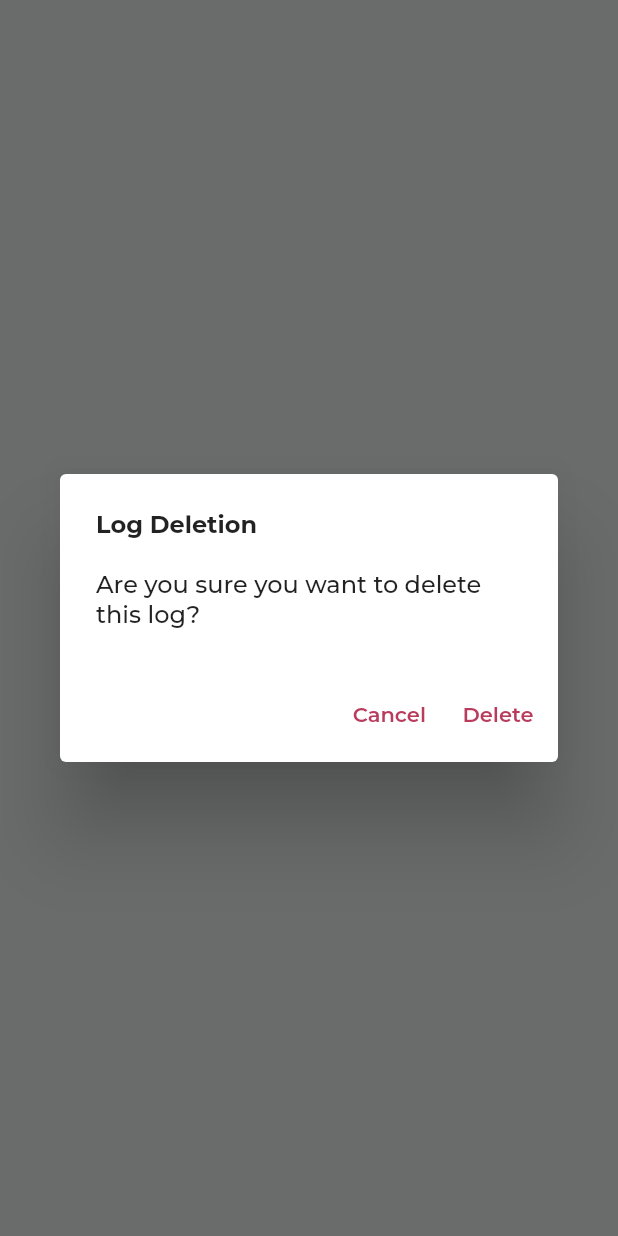
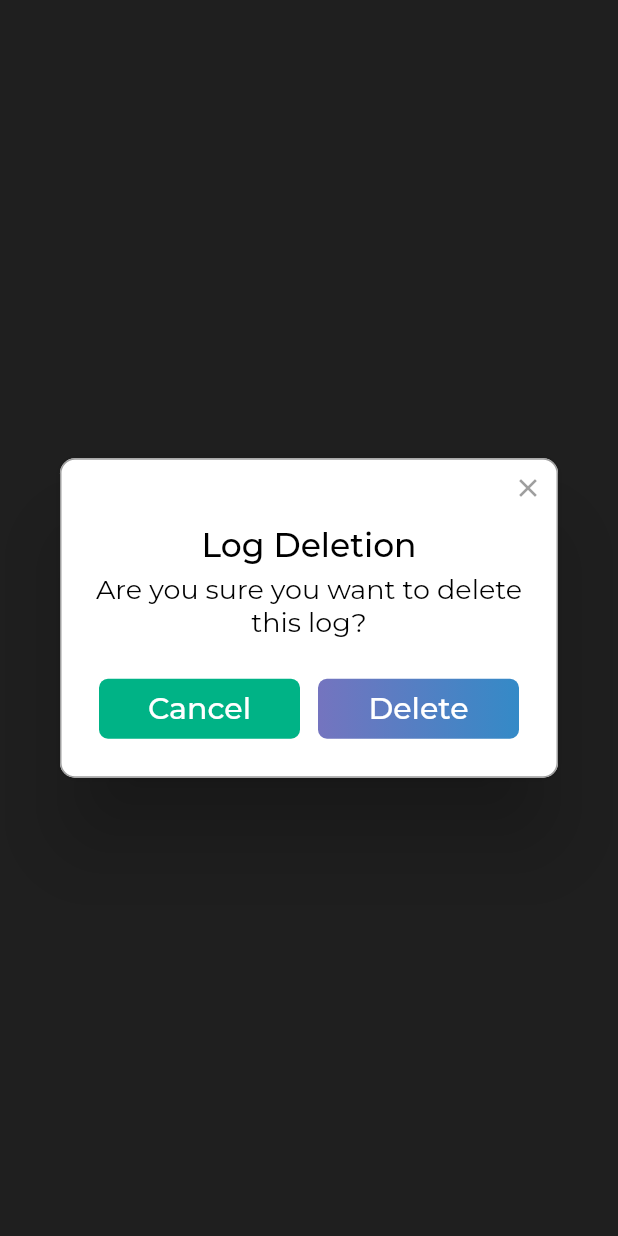
Before and after one commit to AlexeyPerov/LogKeeper-Flutter-Firebase, a Flutter app: what requestDeletion() shows on an empty page, opened directly with empty values, on a phone screen of 412 x 824 dp. Run offline on Flutter 3.47's test engine with Material 2 defaults, Android fonts, the phone set to English and light mode, and no system bars; drawn by our look-alikes of rflutter_alert; our stand-ins replace bloc, cloud_firestore, equatable, firebase_core, flutter_bloc, get_it and 5 more; missing offline and left inert: clipboard, fading_edge_scrollview, file_picker_cross, firestore_cache, proviso, uiblock and 2 more; accounts and stored records are empty.

Commit message:
Log removal via popup

```diff
--- a/log_keep/lib/common/dialogs/confirm_dialog.dart
+++ b/log_keep/lib/common/dialogs/confirm_dialog.dart
@@ -1,5 +1,6 @@
 import 'package:flutter/cupertino.dart';
 import 'package:flutter/material.dart';
+import 'package:rflutter_alert/rflutter_alert.dart';
 
 class ConfirmDialogParams {
   final String title;
@@ -8,41 +9,45 @@ class ConfirmDialogParams {
   final String cancelButtonText;
   final String approveButtonText;
   final Function approveAction;
+  final Function disapproveAction;
 
   ConfirmDialogParams(this.title, this.contents, this.cancelButtonText,
-      this.approveButtonText, this.approveAction);
+      this.approveButtonText, this.approveAction, this.disapproveAction);
 }
 
-Future<void> showConfirmDialog(BuildContext context, ConfirmDialogParams arguments) async {
-  return showDialog<void>(
+Future<void> showConfirmDialog(
+    BuildContext context, ConfirmDialogParams arguments) async {
+  return Alert(
     context: context,
-    barrierDismissible: true,
-    builder: (BuildContext context) {
-      return AlertDialog(
-        title: Text(arguments.title),
-        content: SingleChildScrollView(
-          child: ListBody(
-            children: <Widget>[
-              Text(arguments.contents)
-            ],
-          ),
+    type: AlertType.none,
+    title: arguments.title,
+    desc: arguments.contents,
+    buttons: [
+      DialogButton(
+        child: Text(
+          arguments.cancelButtonText,
+          style: TextStyle(color: Colors.white, fontSize: 20),
         ),
-        actions: <Widget>[
-          TextButton(
-            child: Text(arguments.cancelButtonText),
-            onPressed: () {
-              Navigator.of(context).pop();
-            },
-          ),
-          TextButton(
-            child: Text(arguments.approveButtonText),
-            onPressed: () {
-              arguments.approveAction();
-              Navigator.of(context).pop();
-            },
-          )
-        ],
-      );
-    },
-  );
+        onPressed: () {
+          Navigator.pop(context);
+          arguments.disapproveAction();
+        },
+        color: Color.fromRGBO(0, 179, 134, 1.0),
+      ),
+      DialogButton(
+        child: Text(
+          arguments.approveButtonText,
+          style: TextStyle(color: Colors.white, fontSize: 20),
+        ),
+        onPressed: () {
+          Navigator.pop(context);
+          arguments.approveAction();
+        },
+        gradient: LinearGradient(colors: [
+          Color.fromRGBO(116, 116, 191, 1.0),
+          Color.fromRGBO(52, 138, 199, 1.0)
+        ]),
+      )
+    ],
+  ).show();
 }
--- a/log_keep/lib/screens/details/services/log_deletion_service.dart
+++ b/log_keep/lib/screens/details/services/log_deletion_service.dart
@@ -1,3 +1,5 @@
+import 'dart:async';
+
 import 'package:flutter/material.dart';
 import 'package:log_keep/app/app.dart';
 import 'package:log_keep/common/dialogs/confirm_dialog.dart';
@@ -6,23 +8,30 @@ import 'package:log_keep_shared/log_keep_shared.dart';
 import 'package:uiblock/uiblock.dart';
 
 class LogDeletionService {
-  static void requestDeletion(
+  static Future<bool> requestDeletion(
       BuildContext context, String project, LogInfoEntity logInfo) {
+    var result = new Completer<bool>();
+
     var params = ConfirmDialogParams(
         "Log Deletion",
         "Are you sure you want to delete this log?",
         "Cancel",
         "Delete",
-        () => {performDeletion(context, project, logInfo)});
+        () => {
+              performDeletion(context, project, logInfo)
+                  .whenComplete(() => result.complete(true))
+            },
+        () => {result.complete(false)});
 
     showConfirmDialog(context, params);
+
+    return result.future;
   }
 
   static Future performDeletion(
       BuildContext context, String project, LogInfoEntity logInfo) {
     UIBlock.block(context,
-        loadingTextWidget: Text('Deleting..,'),
-        backgroundColor: Colors.blueGrey);
+        loadingTextWidget: Text('Deleting..,'));
 
     var future = getIt<LogsRepository>().removeLog(project, logInfo.id);
 
--- a/log_keep/pubspec.yaml
+++ b/log_keep/pubspec.yaml
@@ -32,6 +32,8 @@ dependencies:
 
   fading_edge_scrollview: ^2.0.0
 
+  rflutter_alert: ^2.0.4
+
   log_keep_shared:
     path: ../pkg/log_keep_shared
 
```
Also changed, not shown: log_keep/lib/screens/details/components/log_view.dart (+8 -11 lines), log_keep/lib/screens/details/details_screen.dart (+26 -3 lines).
